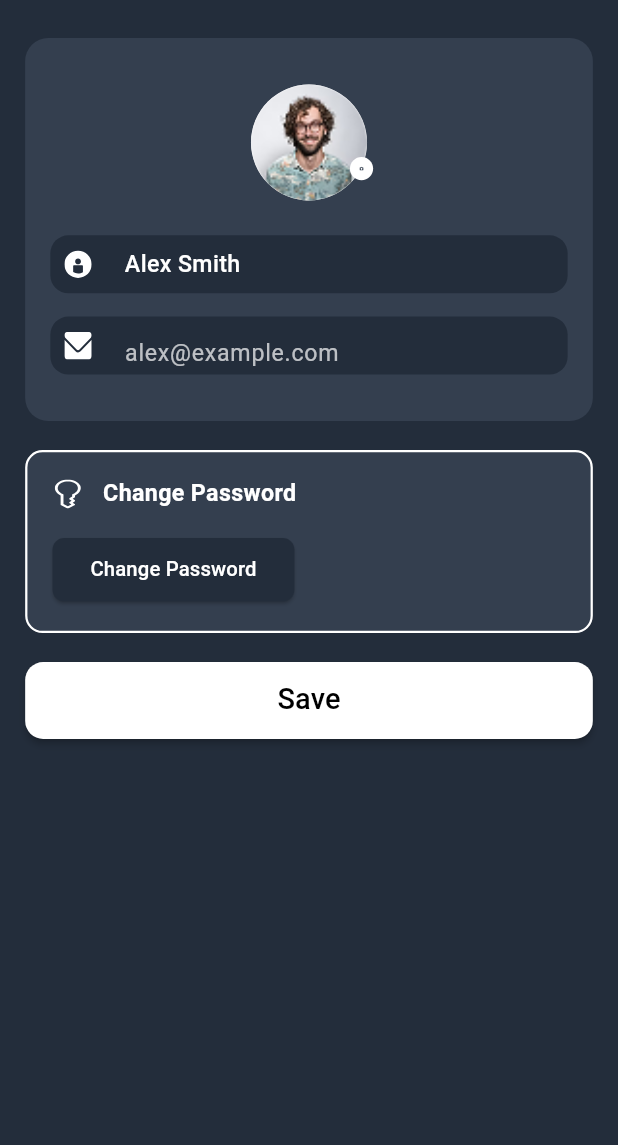
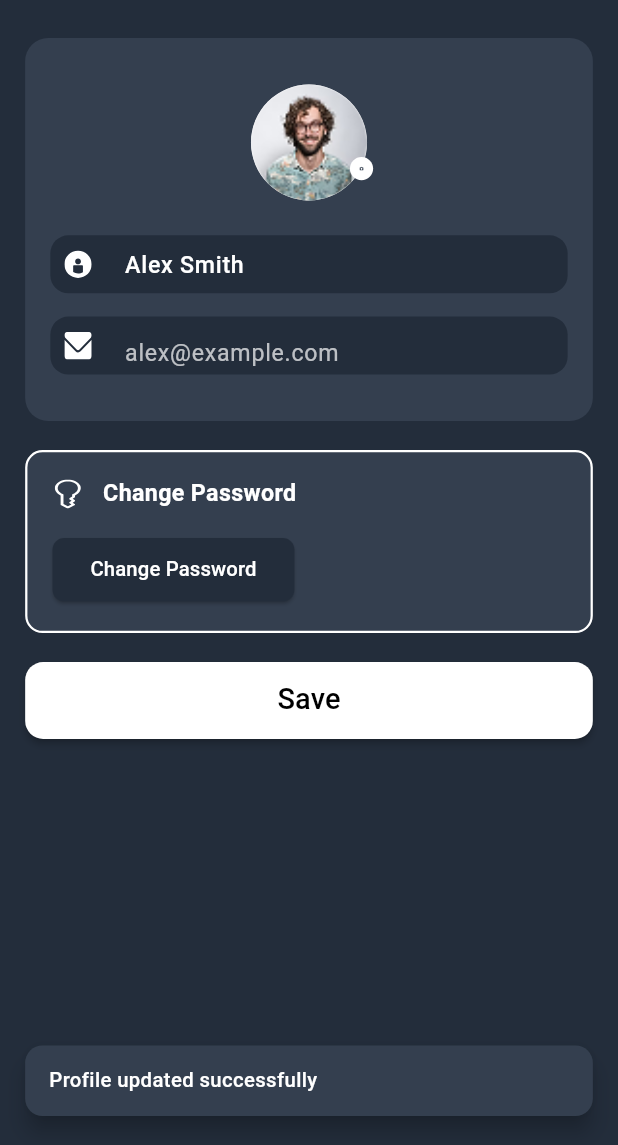
Before and after one commit to Rafaiya117/project_shahin, a Flutter app: the EditProfile screen opened by its route, after a tap on "Save", on a phone screen of 412 x 824 dp, the part 91-1236 px from its top. Run offline on Flutter 3.47's test engine with Material 3 defaults, Android fonts, the phone set to English and light mode, and no system bars; our stand-ins replace connectivity_plus, dots_indicator, flutter_otp_text_field, flutter_screenutil, flutter_svg, go_router and 2 more; Roboto replaces fonts that are missing (SFProDisplay).

Commit message:
30/09/25

```diff
--- a/lib/core/components/textfields/custom_textfield.dart
+++ b/lib/core/components/textfields/custom_textfield.dart
@@ -32,6 +32,12 @@ class CustomTextField extends StatelessWidget {
       obscureText: obscureText,
       keyboardType: keyboardType,
       onChanged: onChanged,
+      style: TextStyle(
+        fontFamily: 'SFProDisplay',
+        fontSize: 16.sp,
+        fontWeight: FontWeight.normal,
+        color: AppTextColors.primary_color,
+      ),
       decoration: InputDecoration(
         hintText: hintText,
         hintStyle: TextStyle(
--- a/lib/features/achivement/custom_widget/achivment_card.dart
+++ b/lib/features/achivement/custom_widget/achivment_card.dart
@@ -52,7 +52,7 @@ class _AchievementBadgeState extends State<AchievementBadge> {
         margin: const EdgeInsets.symmetric(vertical: 8),
         padding: const EdgeInsets.all(16),
         decoration: BoxDecoration(
-          color: const Color(0xFF1E1E2C),
+          color: AppColors.categorycard_color,
           borderRadius: BorderRadius.circular(12),
           border: isSelected
               ? Border.all(color: Colors.blueAccent, width: 2)
--- a/lib/features/achivement/custom_widget/custom_toogle_badge.dart
+++ b/lib/features/achivement/custom_widget/custom_toogle_badge.dart
@@ -22,7 +22,7 @@ class CustomToggleBar extends StatefulWidget {
   const CustomToggleBar({
     super.key,
     required this.items,
-    this.initialIndex = 0,
+    this.initialIndex = 1,
   });
 
   @override
@@ -40,7 +40,7 @@ class _CustomToggleBarState extends State<CustomToggleBar> {
 
   void _onSelect(int index) {
     setState(() => _selectedIndex = index);
-    widget.items[index].onTap(); // 🔥 call parent-provided action
+    widget.items[index].onTap();
   }
 
   @override
--- a/lib/features/profile/view/edit_profile.dart
+++ b/lib/features/profile/view/edit_profile.dart
@@ -105,13 +105,20 @@ class EditProfile extends StatelessWidget {
                             ),
                           ),
                           SizedBox(width: 12.w),
-                          Text(
-                            'Alex Smith',
-                            style: TextStyle(
-                              fontSize: 16.sp,
-                              fontWeight: FontWeight.w500,
-                              color: Colors.white,
-                              fontFamily: 'SFProDisplay',
+                          Expanded(
+                            child: TextField(
+                              controller: TextEditingController(text: "Alex Smith",),
+                              style: TextStyle(
+                                fontSize: 16.sp,
+                                fontWeight: FontWeight.w500,
+                                color: Colors.white,
+                                fontFamily: 'SFProDisplay',
+                              ),
+                              decoration: const InputDecoration(
+                                border: InputBorder.none,
+                                isCollapsed: true,
+                                contentPadding: EdgeInsets.zero,
+                              ),
                             ),
                           ),
                         ],
@@ -220,7 +227,28 @@ class EditProfile extends StatelessWidget {
                 child: CustomElevatedButton(
                   text: 'Save',
                   onPressed: () {
-                    // context.push('/profile');
+                    ScaffoldMessenger.of(context).showSnackBar(
+                      SnackBar(
+                        content: Text(
+                          'Profile updated successfully',
+                          style: TextStyle(
+                            fontFamily: 'SFProDisplay',
+                            fontSize: 14.sp,
+                            fontWeight: FontWeight.w500,
+                            color: Colors.white,
+                          ),
+                        ),
+                        backgroundColor: AppColors.categorycard_color,
+                        behavior: SnackBarBehavior.floating,
+                        shape: RoundedRectangleBorder(
+                          borderRadius: BorderRadius.circular(12.r),
+                        ),
+                        margin: EdgeInsets.symmetric(horizontal: 16.w, vertical: 20.h,
+                        ),
+                        duration: const Duration(seconds: 2),
+                      ),
+                    );
+                    //context.push('/profile');
                   },
                   backgroundColor: AppColors.button_background,
                   textColor: AppTextColors.secondary_color,
```
